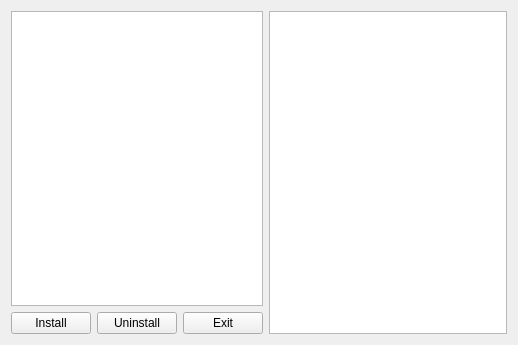
Before: the Qt Designer form interface.ui in mandeeps708/PluginManager, drawn with Qt 5.
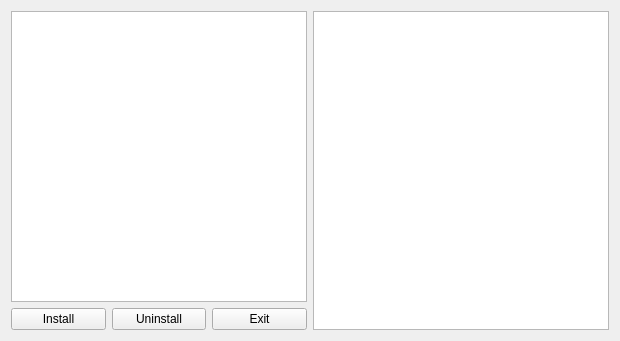
After: the same form once the commit is applied.

What changed in the file:
```diff
--- a/interface.ui
+++ b/interface.ui
@@ -6,8 +6,8 @@
    <rect>
     <x>0</x>
     <y>0</y>
-    <width>518</width>
-    <height>345</height>
+    <width>620</width>
+    <height>341</height>
    </rect>
   </property>
   <property name="windowTitle">
```
Left out of the diff: 2 changed lines with no effect on the pictures.
